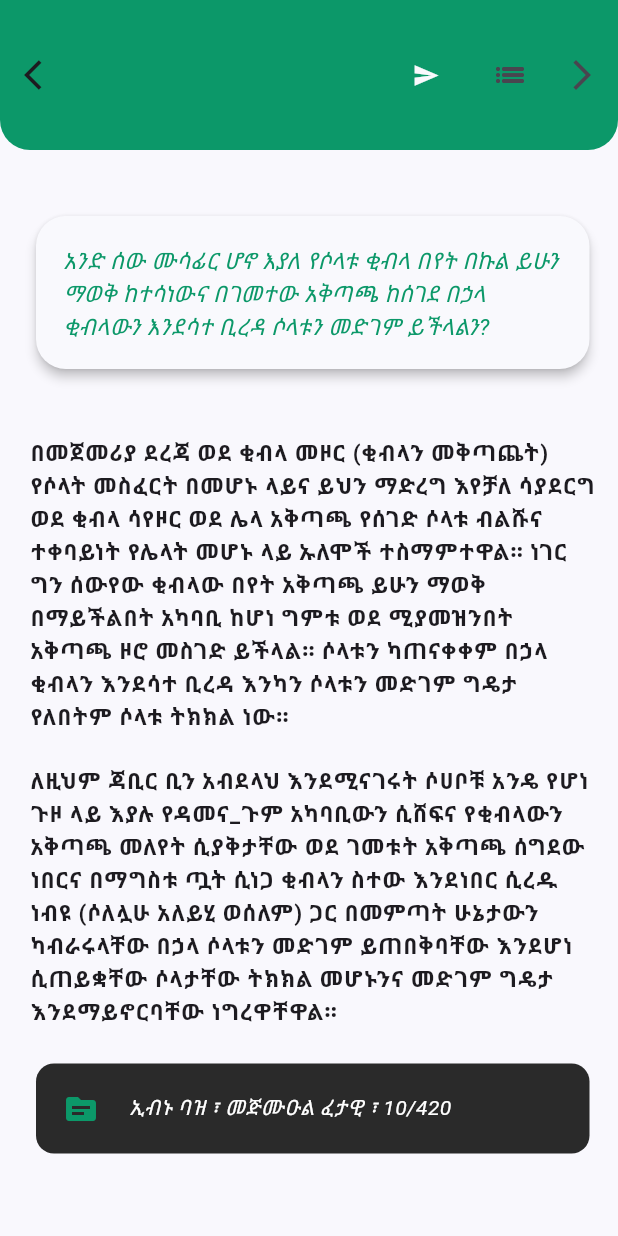
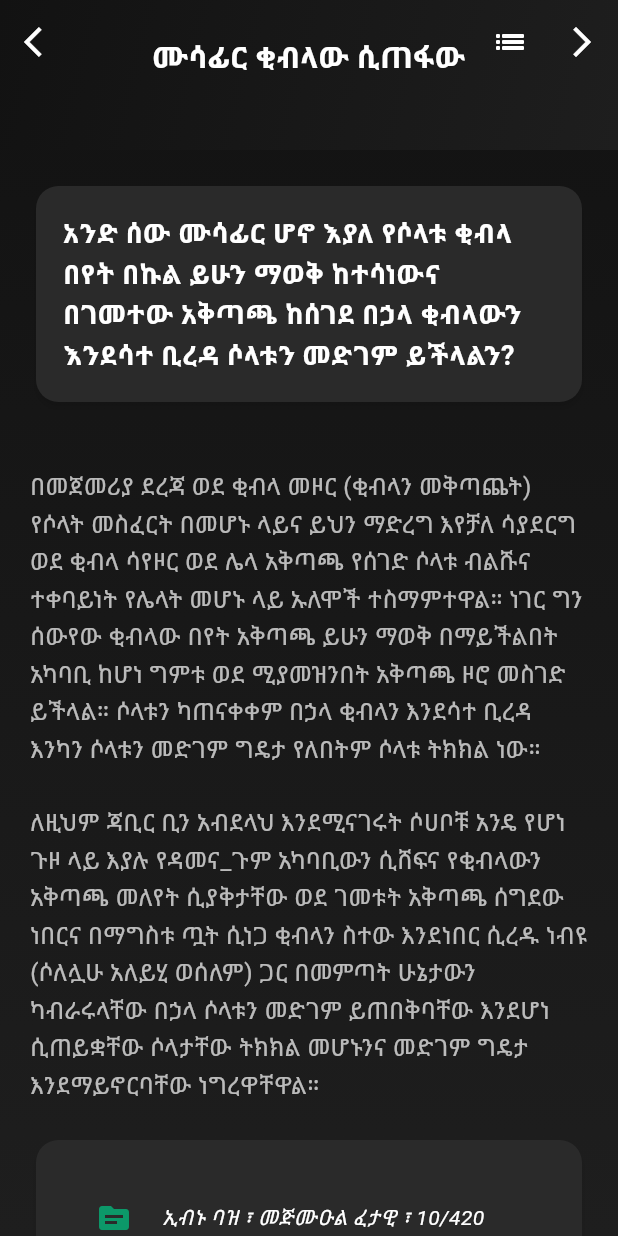
Before and after one commit to abduseK/Ye-Elm-Kazna, a Flutter app: the Page6 screen opened directly, on a phone screen of 412 x 824 dp. Run offline on Flutter 3.47's test engine with Material 3 defaults, Android fonts, the light colour scheme and no system bars; our stand-ins replace marquee, share.

Commit message:
update on Solat part 2 page UI

```diff
--- a/lib/pages/page6.dart
+++ b/lib/pages/page6.dart
@@ -1,132 +1,166 @@
 import 'package:flutter/material.dart';
-import 'package:ye_elm_kazna/constants.dart';
 import 'package:ye_elm_kazna/files/listfiles3.dart';
-import 'package:share/share.dart';
 import 'package:ye_elm_kazna/widgets/refractor_widgets.dart';
 
-
 class Page6 extends StatefulWidget {
-
-
-
   @override
-
   _Page6State createState() => _Page6State();
 }
 
 class _Page6State extends State<Page6> {
-
-
-
-  @override
-
   int barNumber = 25;
   int textNumber = 25;
   int sourceNumber = 25;
   int questionNumber = 25;
 
+  void updateNumbers(int change) {
+    setState(() {
+      barNumber += change;
+      textNumber += change;
+      sourceNumber += change;
+      questionNumber += change;
+
+      if (barNumber < 25) {
+        barNumber = 25;
+        textNumber = 25;
+        sourceNumber = 25;
+        questionNumber = 25;
+      } else if (barNumber > 48) {
+        barNumber = 48;
+        textNumber = 48;
+        sourceNumber = 48;
+        questionNumber = 48;
+      }
+    });
+  }
+
+  @override
   Widget build(BuildContext context) {
     return Scaffold(
-      backgroundColor: Color(0xFFF9F8FD),
-      appBar: AppBar(
-        flexibleSpace: Text("\n\n\n\n\n\n            " + appTitless3[barNumber],
-        style: TextStyle(
-          color: kBackgroundColor
+      extendBodyBehindAppBar: true,
+      appBar: PreferredSize(
+        preferredSize: Size.fromHeight(100.0),
+        child: AppBar(
+          backgroundColor: Colors.transparent,
+          elevation: 0,
+          flexibleSpace: Container(
+            decoration: BoxDecoration(
+              gradient: LinearGradient(
+                colors: [Color(0xFF121212), Color(0xFF1E1E1E)], // Dark gradient
+                begin: Alignment.topLeft,
+                end: Alignment.bottomRight,
+              ),
+            ),
+          ),
+          centerTitle: true,
+          title: Padding(
+            padding: const EdgeInsets.only(top: 20.0),
+            child: Text(
+              appTitless3[barNumber],
+              style: TextStyle(
+                fontSize: 20,
+                fontWeight: FontWeight.bold,
+                color: Colors.white, // White text for contrast
+              ),
+            ),
+          ),
+          leading: IconButton(
+            onPressed: () => updateNumbers(-1),
+            icon: Icon(Icons.arrow_back_ios, color: Colors.white),
+          ),
+          actions: [
+            // IconButton(
+            //   onPressed: () => Share.share(texts[textNumber]),
+            //   icon: Icon(Icons.send, color: Colors.white),
+            // ),
+            IconButton(
+              onPressed: () => Navigator.pop(context),
+              icon: Icon(Icons.list_sharp, color: Colors.white),
+            ),
+            IconButton(
+              onPressed: () => updateNumbers(1),
+              icon: Icon(Icons.arrow_forward_ios, color: Colors.white),
+            ),
+          ],
         ),
-        ),
-        backgroundColor: Color(0xFF0C9869),
-        toolbarHeight: 100.0,
-        shape: RoundedRectangleBorder(
-          borderRadius: BorderRadius.only(
-            bottomLeft: Radius.circular(20),
-            bottomRight: Radius.circular(20)
-          )
-        ),
-        leading: IconButton(
-          onPressed: () {
-            setState(() {
-              barNumber--;
-              textNumber--;
-              sourceNumber--;
-              questionNumber--;
-              if(barNumber < 25)
-              {
-                barNumber = 25;
-                questionNumber = 25;
-                sourceNumber = 25;
-                textNumber = 25;
-              }
-            });
-          },
-          icon: Icon(Icons.arrow_back_ios),),
-        actions: [
-          TextButton(
-                onPressed: () {
-                  Share.share(
+      ),
+      body: Stack(
+        children: [
+          // Dark background
+          Container(
+            decoration: BoxDecoration(
+              gradient: LinearGradient(
+                colors: [
+                  Color(0xFF121212),
+                  Color(0xFF1E1E1E)
+                ], // Dark gradient background
+                begin: Alignment.topCenter,
+                end: Alignment.bottomCenter,
+              ),
+            ),
+          ),
+          // Main content
+          SingleChildScrollView(
+            child: Padding(
+              padding:
+                  const EdgeInsets.symmetric(horizontal: 20.0, vertical: 120.0),
+              child: Column(
+                crossAxisAlignment: CrossAxisAlignment.start,
+                children: [
+                  // Question Card
+                  Card(
+                    color: Color(0xFF2A2A2A), // Darker card background
+                    shape: RoundedRectangleBorder(
+                      borderRadius: BorderRadius.circular(15),
+                    ),
+                    elevation: 2, // Minimal shadow
+                    shadowColor: Colors.black.withOpacity(0.5),
+                    child: Padding(
+                      padding: const EdgeInsets.all(18.0),
+                      child: Text(
+                        questions3[questionNumber],
+                        style: TextStyle(
+                          fontSize: 18,
+                          fontWeight: FontWeight.w600,
+                          color: Colors.white, // Light text for contrast
+                        ),
+                      ),
+                    ),
+                  ),
+                  SizedBox(height: 40.0),
+
+                  // Main Text Content
+                  Text(
                     texts3[textNumber],
-                  );
-                },
-                child: Icon(Icons.send,
-                color: kBackgroundColor,),
+                    style: TextStyle(
+                      fontSize: 16,
+                      color: Colors
+                          .white70, // Slightly muted white text for body content
+                      height: 1.5,
+                    ),
+                  ),
 
+                  SizedBox(height: 20.0),
+
+                  // Source Card
+                  Card(
+                    color: Color(
+                        0xFF2A2A2A), // Same dark background for consistency
+                    shape: RoundedRectangleBorder(
+                      borderRadius: BorderRadius.circular(15),
+                    ),
+                    elevation: 2, // Subtle shadow
+                    shadowColor: Colors.black.withOpacity(0.5),
+                    child: Padding(
+                      padding: const EdgeInsets.all(18.0),
+                      child: NewCard4(sourceNumber: sourceNumber),
+                    ),
+                  ),
+                ],
               ),
-          IconButton(
-              onPressed: () {
-                Navigator.pop(context);
-              },
-              icon: Icon(Icons.list_sharp)
+            ),
           ),
-          IconButton(
-            onPressed: () {
-              setState(() {
-                barNumber++;
-                textNumber++;
-                sourceNumber++;
-                questionNumber++;
-                if(barNumber > 48)
-                {
-                  barNumber = 48;
-                  questionNumber = 48;
-                  sourceNumber = 48;
-                  textNumber = 48;
-                }
-
-              });
-            },
-            icon: Icon(Icons.arrow_forward_ios),)
         ],
-      ),
-      body: SingleChildScrollView(
-        child: Padding(
-          padding: const EdgeInsets.only(left: 20.0, top: 40.0, right: 15.0),
-          child: Column(
-            children: [
-              Card(
-                color: kBackgroundColor,
-                elevation: 3,
-                shape: RoundedRectangleBorder(
-                  borderRadius: BorderRadius.circular(20)
-                ),
-                child: Padding(
-                  padding: const EdgeInsets.all(18.0),
-                  child: Text(questions3[questionNumber],
-                    style: questionTextStyle
-                  ),
-                ),
-              ),
-              SizedBox(height: 40.0,),
-              Text(
-                texts3[textNumber],
-                style: mainTextStyle
-              ),
-              SizedBox(
-                height: 20.0,
-              ),
-              NewCard4(sourceNumber: sourceNumber)
-
-            ],
-          ),
-        ),
       ),
     );
   }
```
